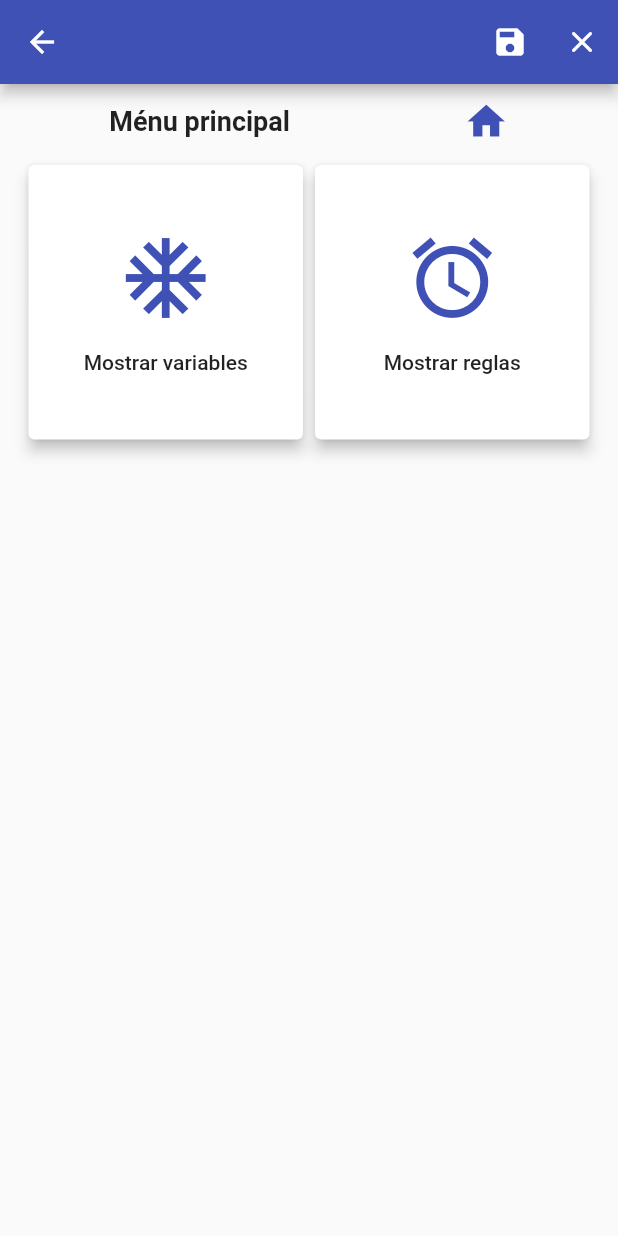
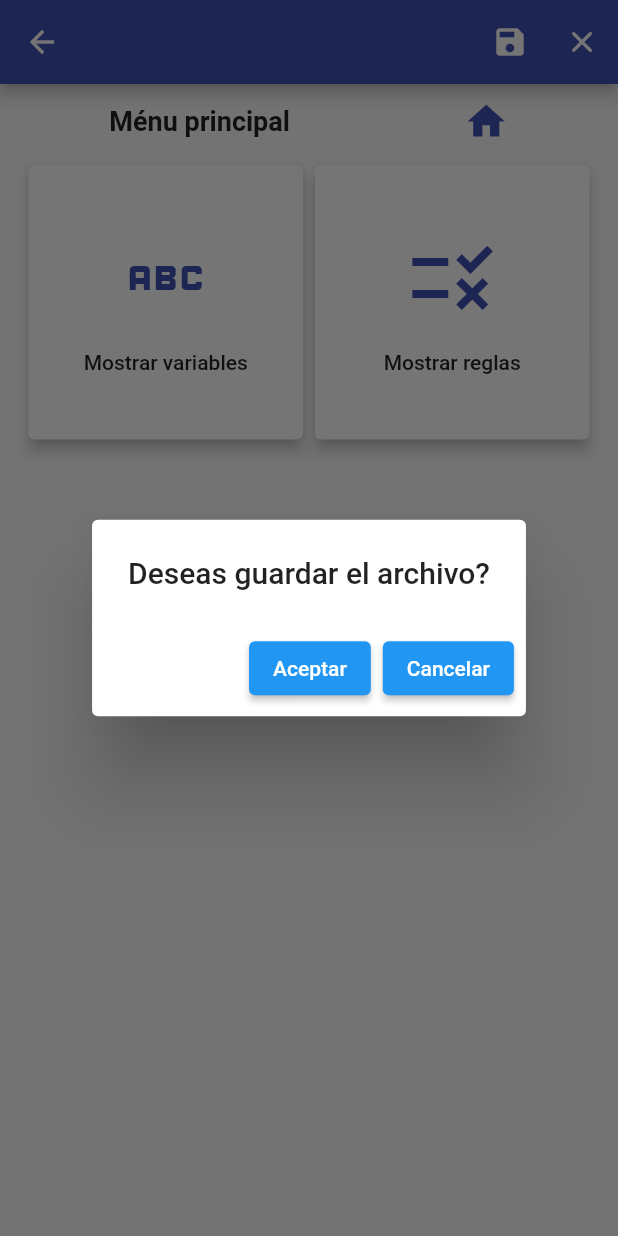
Before and after one commit to EmanuelVI33/SE_Projecto, a Flutter app: the MenuScreen screen opened by its route, after a tap on the "save" icon, on a phone screen of 412 x 824 dp. Run offline on Flutter 3.47's test engine with Material 2 defaults, Android fonts, the phone set to English and light mode, and no system bars; missing offline and left inert: dart:ffi.

Commit message:
Presentacion final

```diff
--- a/lib/providers/file_provider.dart
+++ b/lib/providers/file_provider.dart
@@ -6,15 +6,15 @@ import 'package:path_provider/path_provider.dart';
 
 class FileProvider extends ChangeNotifier {
   String _fileName = '';
-  String _content = '';
+  String _fileVista = '';
 
   String get fileName => _fileName;
 
   set fileName(String file) => _fileName = file;
 
-  String get content => _content;
+  String get fileVista => _fileVista;
 
-  set content(String s) => _content = s;
+  set fileVista(String file) => _fileVista = file;
 
   Future<File> getLocalFile() async {
     final directory = await getApplicationDocumentsDirectory();
@@ -92,4 +92,17 @@ class FileProvider extends ChangeNotifier {
       print('$filename no encontrado');
     }
   }
+
+  String fileNameTxt(String name) {
+    int pos = name.lastIndexOf('.');
+    String extension = name.substring(pos + 1, name.length - 1);
+    if (extension == 'txt') {
+      return name;
+    } else if (pos == -1) {
+      name = '$name.txt';
+    } else {
+      name = name.substring(0, pos - 1);
+    }
+    return name;
+  }
 }
--- a/lib/screens/menu_screen.dart
+++ b/lib/screens/menu_screen.dart
@@ -38,12 +38,10 @@ class MenuScreen extends StatelessWidget {
               child: GridView.count(
                 crossAxisCount: 2,
                 children: [
-                  _buildMenuItem(context, 'Mostrar variables', Icons.ac_unit,
-                      () {
+                  _buildMenuItem(context, 'Mostrar variables', Icons.abc, () {
                     Navigator.pushNamed(context, 'mostrar_variables');
                   }),
-                  _buildMenuItem(context, 'Mostrar reglas', Icons.access_alarm,
-                      () {
+                  _buildMenuItem(context, 'Mostrar reglas', Icons.rule, () {
                     Navigator.pushNamed(context, 'mostrar_reglas');
                   }),
                   // _buildMenuItem(context, 'Opción 3', Icons.accessibility),
--- a/lib/widgets/my_appbar.dart
+++ b/lib/widgets/my_appbar.dart
@@ -17,8 +17,12 @@ class MyAppBar extends StatelessWidget implements PreferredSizeWidget {
       actions: [
         IconButton(
           onPressed: () {
-            print(mapText);
-            fileProvider.writeToFile(mapText);
+            showDialog(
+              context: context,
+              builder: (context) => DialogGuardar(
+                function: () => fileProvider.writeToFile(mapText),
+              ),
+            );
           },
           icon: const Icon(Icons.save),
         ),
@@ -36,3 +40,24 @@ class MyAppBar extends StatelessWidget implements PreferredSizeWidget {
   @override
   Size get preferredSize => const Size.fromHeight(kToolbarHeight);
 }
+
+class DialogGuardar extends StatelessWidget {
+  const DialogGuardar({super.key, required this.function});
+
+  final VoidCallback function;
+
+  @override
+  Widget build(BuildContext context) {
+    return AlertDialog(
+      title: Text('Deseas guardar el archivo?'),
+      actions: [
+        ElevatedButton(onPressed: function, child: Text('Aceptar')),
+        ElevatedButton(
+            onPressed: () {
+              Navigator.pop(context);
+            },
+            child: Text('Cancelar')),
+      ],
+    );
+  }
+}
```
Also changed, not shown: lib/providers/data_provider.dart (+34 -6 lines), lib/screens/add_rule.dart (+18 -0 lines), lib/screens/add_variable.dart (+6 -3 lines), lib/screens/home_screen.dart (+27 -2 lines), lib/widgets/dialog_change_var.dart (+16 -2 lines), lib/widgets/dialog_name_file.dart (+17 -1 lines).
